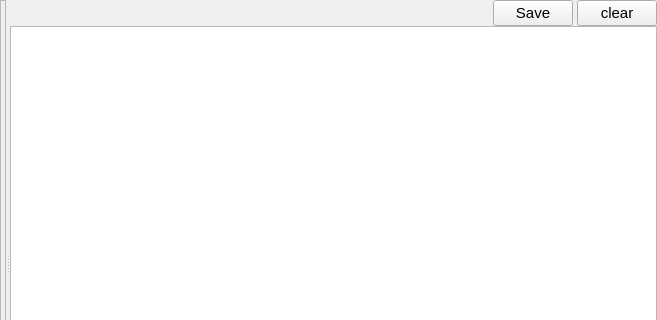
Old version of the form src/mainview.ui in the repository fontmatrix/fontmatrix; both pictures show x 0 to 657 and y 0 to 320 of the 657 by 526 pixel window.
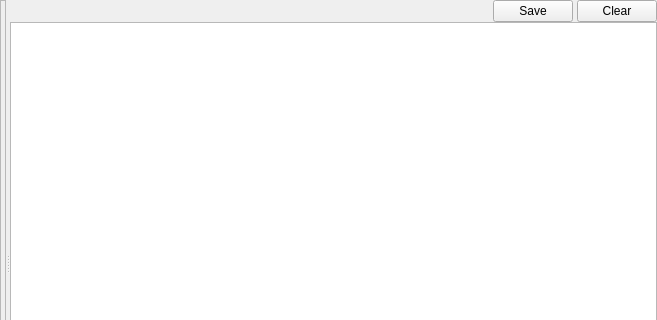
New version of the form. Custom widgets are drawn as their Qt base class.

Commit message: Restored default font size for Save and Clear buttons' captions, added tooltips

Diff of the .ui file:
```diff
--- a/src/mainview.ui
+++ b/src/mainview.ui
@@ -181,10 +181,8 @@
                 </item>
                 <item>
                  <widget class="QPushButton" name="saveButton">
-                  <property name="font">
-                   <font>
-                    <pointsize>11</pointsize>
-                   </font>
+                  <property name="toolTip">
+                   <string>Save this filter for later use</string>
                   </property>
                   <property name="text">
                    <string>Save</string>
@@ -193,13 +191,11 @@
                 </item>
                 <item>
                  <widget class="QPushButton" name="clearButton">
-                  <property name="font">
-                   <font>
-                    <pointsize>11</pointsize>
-                   </font>
+                  <property name="toolTip">
+                   <string>Reset the filter to show all fonts</string>
                   </property>
                   <property name="text">
-                   <string>clear</string>
+                   <string>Clear</string>
                   </property>
                  </widget>
                 </item>
```
